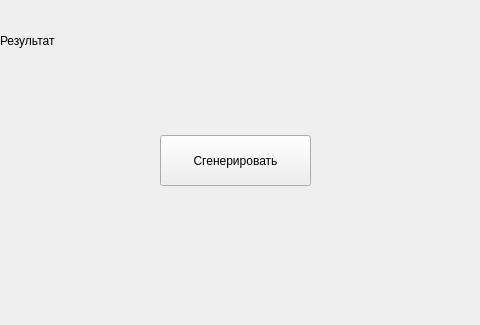
The window that mainwindow.ui (eldar12391/Lab03_BSW) describes before a commit, drawn with Qt 5; both pictures show x 140 to 620 and y 275 to 600 of the 800 by 600 pixel window.
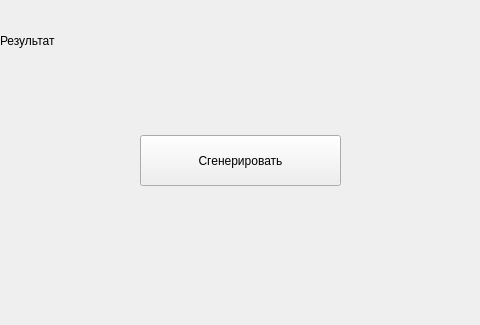
The same window after the commit.

```diff
--- a/mainwindow.ui
+++ b/mainwindow.ui
@@ -84,9 +84,9 @@
    <widget class="QPushButton" name="generateButton">
     <property name="geometry">
      <rect>
-      <x>300</x>
+      <x>280</x>
       <y>410</y>
-      <width>151</width>
+      <width>201</width>
       <height>51</height>
      </rect>
     </property>
```
